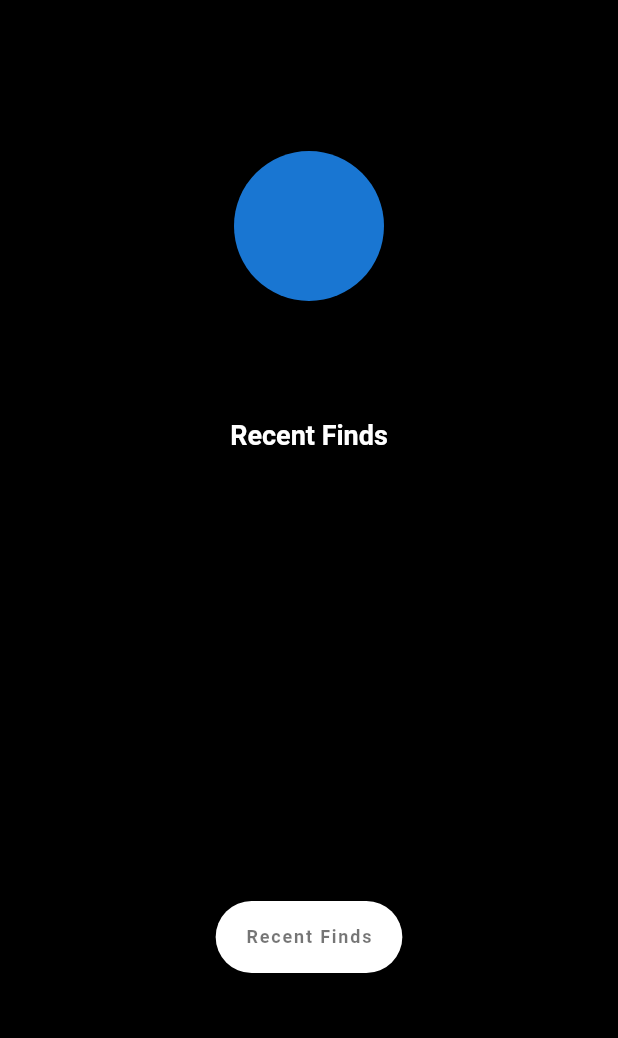
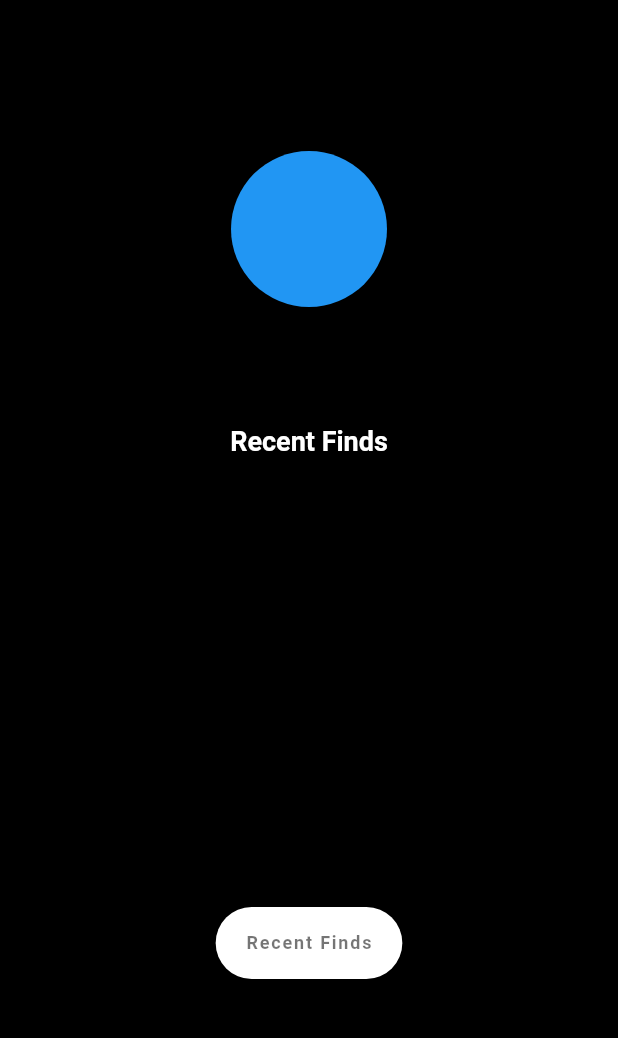
Before and after one commit to Dariod9/StalkTracker-CM, a Flutter app: the afterloginmainpage screen opened directly, on a phone screen of 412 x 824 dp, the part 59-1097 px from its top. Run offline on Flutter 3.47's test engine with Material 2 defaults, Android fonts, the phone set to English and light mode, and no system bars; our stand-ins replace animated_splash_screen, cloud_firestore, firebase_auth, firebase_core, flutter_blue, flutter_rating_bar and 6 more; missing offline and left inert: loading_animations; accounts and stored records are empty.

```diff
--- a/stalktracker/lib/afterloginmainpage.dart
+++ b/stalktracker/lib/afterloginmainpage.dart
@@ -4,6 +4,7 @@ import 'package:firebase_auth/firebase_auth.dart';
 import 'package:flutter/material.dart';
 import 'package:hackathon/collegeinfo.dart';
 import 'package:hackathon/drawers/loginmaindrawer.dart';
+import 'package:image_picker/image_picker.dart';
 
 import 'bluetooth_controller.dart';
 import 'classes/contact.dart';
@@ -11,6 +12,7 @@ import 'package:loading_animations/loading_animations.dart';
 
 
 class afterloginapp extends StatelessWidget {
+
   @override
   Widget build(BuildContext context) {
     return GestureDetector(
@@ -44,6 +46,8 @@ class afterloginmainpage extends StatefulWidget {
 }
 
 class _loginpageState extends State<afterloginmainpage> {
+  final ImagePicker _picker = ImagePicker();
+  XFile? image=null;
   final Stream<QuerySnapshot> _collegesList =
       FirebaseFirestore.instance.collection('College_List').snapshots();
 
@@ -73,10 +77,21 @@ class _loginpageState extends State<afterloginmainpage> {
                 child:
                   Column(
                       children: [
-                        CircleAvatar(
-                          //backgroundImage:
-                          radius: 50,
+                        ElevatedButton(
+                          onPressed: () async {
+                          },
+                          child: CircleAvatar(
+                            backgroundColor: Colors.blue,
+                            radius: 50,
+                          ),
+                          style: ElevatedButton.styleFrom(
+                            shape: CircleBorder(),
+                            padding: EdgeInsets.all(2),
+                            primary: Colors.blue, // <-- Button color
+                            onPrimary: Colors.white70, // <-- Splash color
+                          ),
                         ),
+
                         Padding(padding: EdgeInsets.only(top: 20)),
                         Text(FirebaseAuth.instance.currentUser?.email ?? '',
                             style: TextStyle(color: Colors.white, fontSize: 12)),
--- a/stalktracker/pubspec.yaml
+++ b/stalktracker/pubspec.yaml
@@ -39,6 +39,7 @@ dependencies:
   firebase_core: ^1.8.0
   firebase_auth: ^3.1.4
   google_sign_in: ^5.2.0
+  image_picker:
   cloud_firestore: ^2.5.4
   get: ^4.3.8
   font_awesome_flutter: ^9.2.0
```
